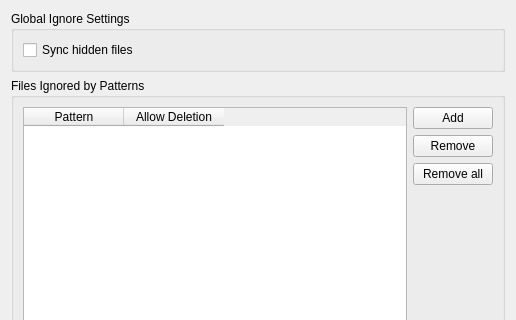
Old version of the form src/gui/ignorelisteditor.ui in the repository nextcloud/desktop; both pictures show x 0 to 516 and y 0 to 320 of the 516 by 546 pixel window.
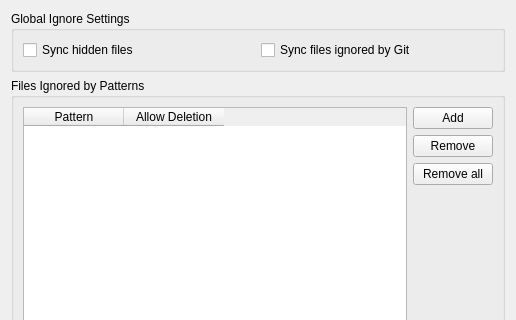
New version of the form.

Commit message:
Ignore files that are ignored by git.
This commit adds a new configuration option, similar to "sync hidden files".
By default, any file that would be ignored by git is not synced.
This introduces a dependency to libgit2.

Related issue: #26.

```diff
--- a/src/gui/ignorelisteditor.ui
+++ b/src/gui/ignorelisteditor.ui
@@ -27,6 +27,13 @@
         </property>
        </widget>
       </item>
+      <item row="0" column="1">
+      <widget class="QCheckBox" name="syncGitignoreFilesCheckBox">
+        <property name="text">
+         <string>Sync files ignored by Git</string>
+        </property>
+       </widget>
+      </item>
      </layout>
     </widget>
    </item>
```
The commit also changes 15 other files.
